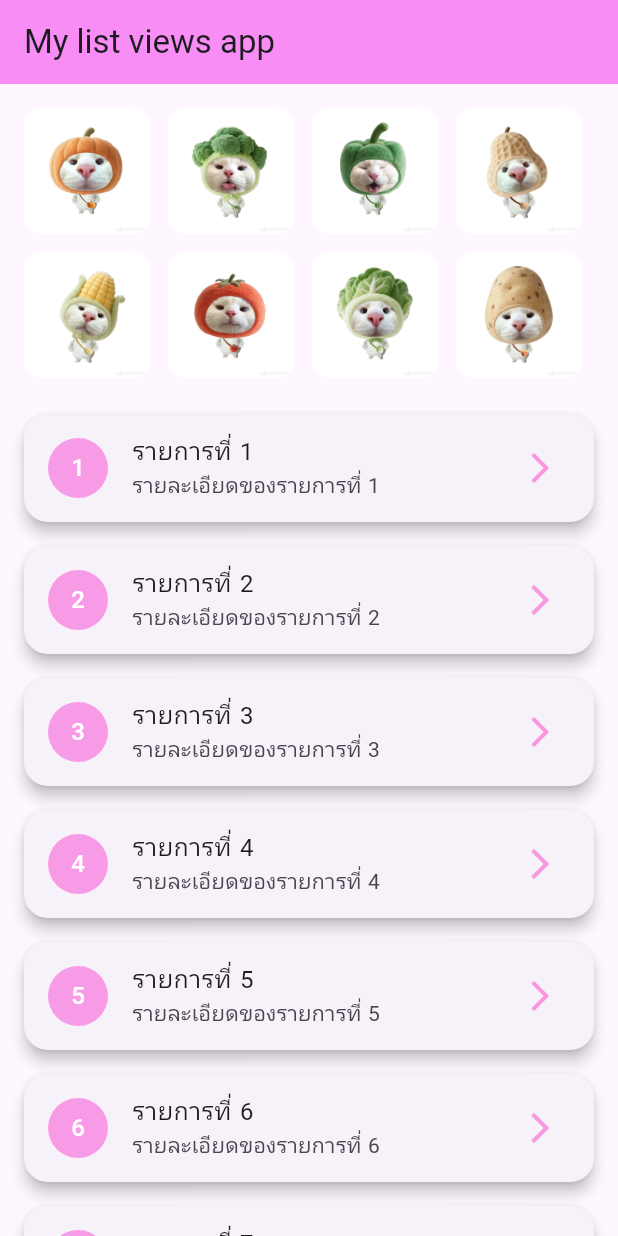
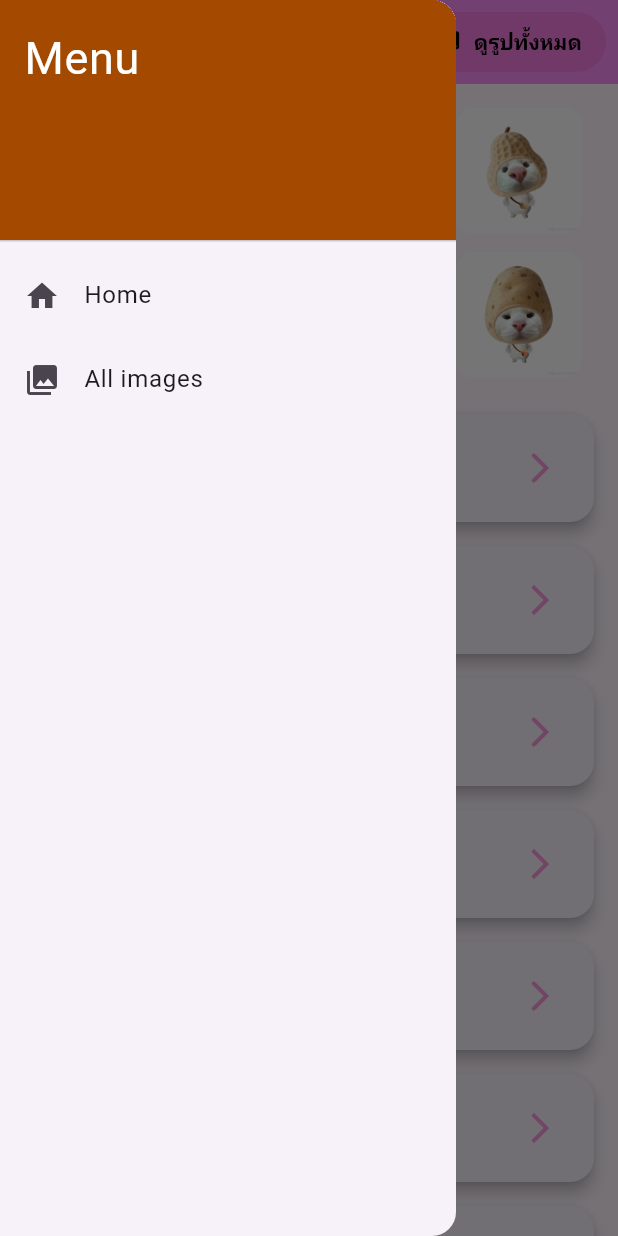
Before and after one commit to mmkunlanat/GetX-and-Navigation, a Flutter app: the screen it shows after launch, with the side drawer open (before the commit the screen has no drawer), on a phone screen of 412 x 824 dp. Run offline on Flutter 3.47's test engine with Material 3 defaults, Android fonts, the phone set to English and light mode, and no system bars; our stand-ins replace get.

Commit message:
Initial commit

```diff
--- /dev/null
+++ b/lib/drawer.dart
@@ -0,0 +1,38 @@
+import 'package:flutter/material.dart';
+import 'package:get/get.dart';
+
+class MyDrawer extends StatelessWidget {
+  final List<String> imageList;
+  const MyDrawer({super.key, required this.imageList});
+
+  @override
+  Widget build(BuildContext context) {
+    return Drawer(
+      child: ListView(
+        padding: EdgeInsets.zero,
+        children: [
+          const DrawerHeader(
+            decoration: BoxDecoration(color: Color.fromARGB(255, 163, 73, 0)),
+            child: Text('Menu', style: TextStyle(fontSize: 30, color: Colors.white)),
+          ),
+          ListTile(
+            title: const Text('Home'),
+            leading: const Icon(Icons.home),
+            onTap: () {
+              Navigator.pop(context);
+              Get.offAllNamed('/');
+            },
+          ),
+          ListTile(
+            title: const Text('All images'),
+            leading: const Icon(Icons.photo_library),
+            onTap: () {
+              Navigator.pop(context);
+              Get.toNamed('/allimages', arguments: imageList);
+            },
+          ),
+        ],
+      ),
+    );
+  }
+}
--- a/lib/main.dart
+++ b/lib/main.dart
@@ -1,4 +1,7 @@
 import 'package:flutter/material.dart';
+import 'package:get/get.dart';
+import 'gallery.dart';
+import 'drawer.dart'; // เพิ่ม import
 
 void main() {
   runApp(const MainApp());
@@ -9,7 +12,6 @@ class MainApp extends StatelessWidget {
 
   @override
   Widget build(BuildContext context) {
-
     final imageList = <String>[
       'assets/images/tr1.jpg',
       'assets/images/tr2.jpg',
@@ -23,15 +25,49 @@ class MainApp extends StatelessWidget {
       'assets/images/tr10.jpg',
     ];
 
-    return MaterialApp(
+    return GetMaterialApp(
+      debugShowCheckedModeBanner: false,
+      getPages: [
+        GetPage(
+          name: '/',
+          page: () => const MainApp(), // หรือเปลี่ยนเป็นหน้า Home ก็ได้
+        ),
+        GetPage(
+          name: '/allimages',
+          page: () => GalleryPage(imageList: Get.arguments ?? []),
+        ),
+      ],
       home: Scaffold(
         appBar: AppBar(
           title: const Text("My list views app"),
           backgroundColor: const Color.fromARGB(255, 249, 141, 246),
+          actions: [
+            Padding(
+              padding: const EdgeInsets.symmetric(horizontal: 8.0),
+              child: TextButton.icon(
+                style: TextButton.styleFrom(
+                  foregroundColor: Colors.white,
+                  backgroundColor: Colors.pink.withAlpha((0.15 * 255).round()),
+                  shape: RoundedRectangleBorder(
+                    borderRadius: BorderRadius.circular(24),
+                  ),
+                  padding: const EdgeInsets.symmetric(horizontal: 16, vertical: 8),
+                ),
+                icon: const Icon(Icons.photo_library, color: Colors.black),
+                label: const Text(
+                  'ดูรูปทั้งหมด',
+                  style: TextStyle(fontWeight: FontWeight.bold, color: Colors.black),
+                ),
+                onPressed: () {
+                  Get.toNamed('/allimages', arguments: imageList);
+                },
+              ),
+            ),
+          ],
         ),
+        drawer: MyDrawer(imageList: imageList),
         body: Column(
           children: [
-            // GridView Section with images
             Padding(
               padding: const EdgeInsets.all(16.0),
               child: SizedBox(
@@ -44,7 +80,7 @@ class MainApp extends StatelessWidget {
                     crossAxisSpacing: 12,
                     childAspectRatio: 1,
                   ),
-                  itemCount: imageList.length,
+                  itemCount: 8,
                   itemBuilder: (context, index) {
                     return ClipRRect(
                       borderRadius: BorderRadius.circular(12),
@@ -57,7 +93,6 @@ class MainApp extends StatelessWidget {
                 ),
               ),
             ),
-            // ListView Section
             Expanded(
               child: ListView.builder(
                 itemCount: 100,
@@ -82,9 +117,7 @@ class MainApp extends StatelessWidget {
                         Icons.arrow_forward_ios,
                         color: Color.fromARGB(255, 248, 151, 219),
                       ),
-                      onTap: () {
-                        // เพิ่ม action เมื่อกดแต่ละรายการได้ที่นี่
-                      },
+                      onTap: () {},
                     ),
                   );
                 },
--- a/pubspec.yaml
+++ b/pubspec.yaml
@@ -9,6 +9,7 @@ environment:
 dependencies:
   flutter:
     sdk: flutter
+  get: ^4.7.2
 
 dev_dependencies:
   flutter_test:
```
Also changed, not shown: lib/gallery.dart (added, +67 -0 lines), pubspec.lock.
